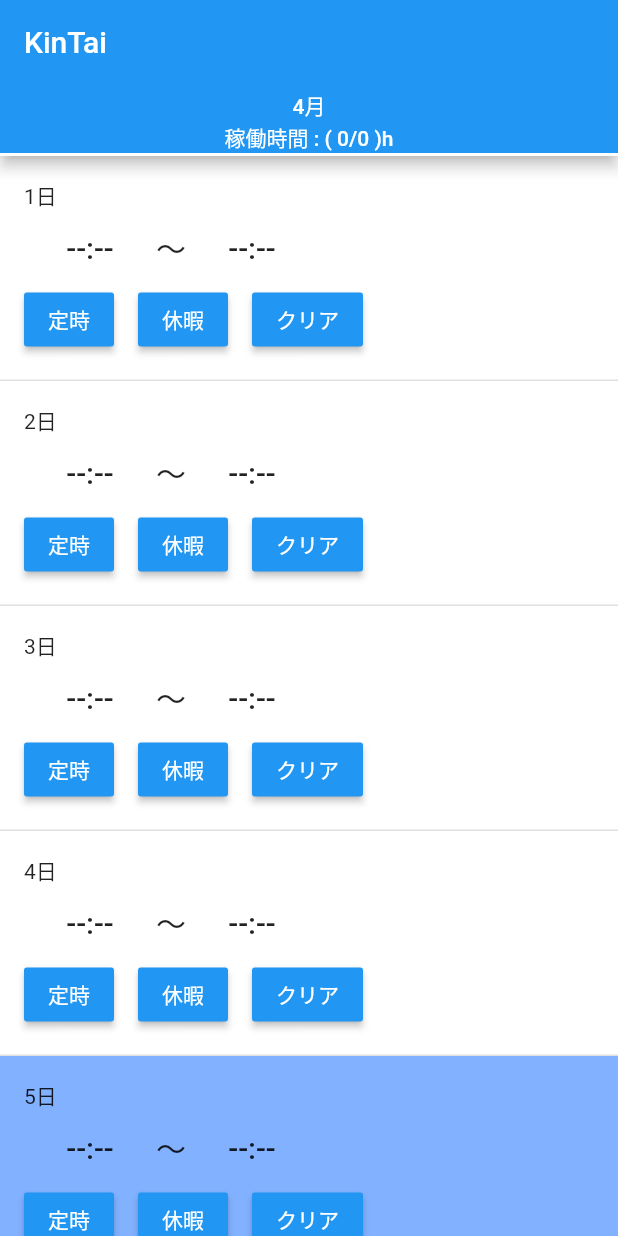
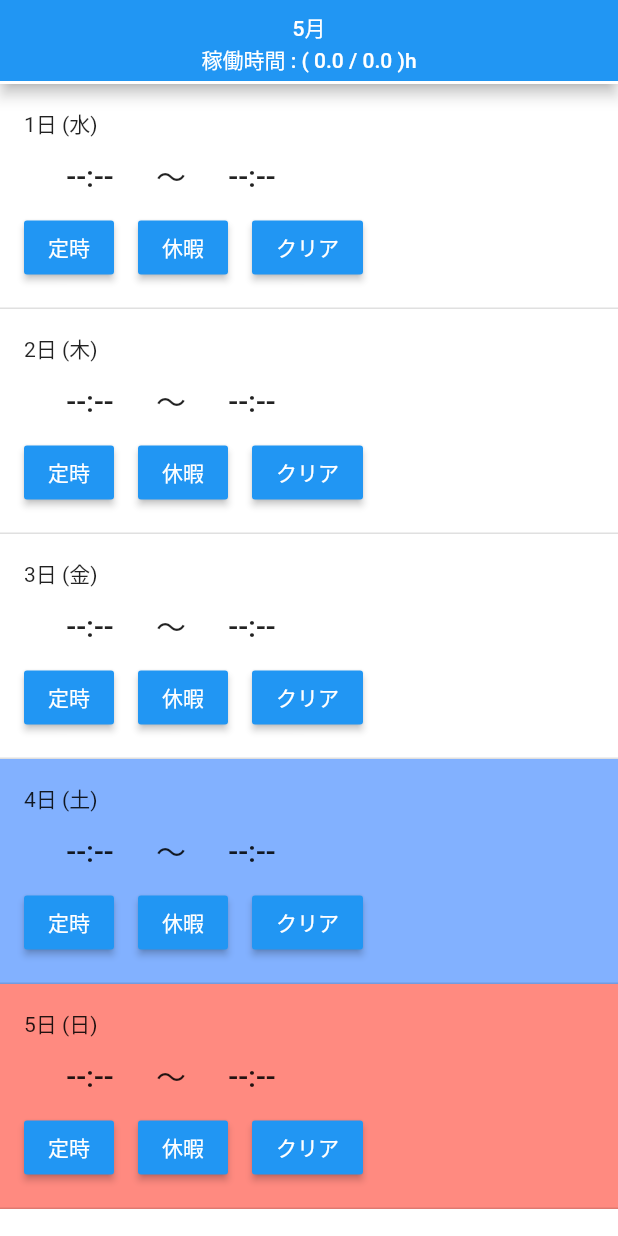
Before and after one commit to kusamuraX/KinTai, a Flutter app: the MyHomePage screen opened directly, on a phone screen of 412 x 824 dp. Run offline on Flutter 3.47's test engine with Material 2 defaults, Android fonts, the phone set to English and light mode, and no system bars; network calls fail.

Commit message:
色々変更

```diff
--- /dev/null
+++ b/lib/dateInfo.dart
@@ -0,0 +1,121 @@
+import 'package:flutter/material.dart';
+import 'package:http/http.dart' as http;
+import 'dart:convert';
+import 'package:intl/intl.dart';
+import 'dart:async';
+
+const String _calLang = 'japanese__ja@holiday.calendar.google.com';
+const String _apiKey = 'AIzaSyBaAkBi0L9OVLn0_64P8vU7oFw2VSizD0M';
+
+class DateInfo {
+  var _dateKeyFmt = new DateFormat('yyyy-MM-dd');
+
+  final saturdayColor = Colors.blueAccent.shade100;
+  final sundayColor = Colors.redAccent.shade100;
+  final normalColor = Colors.white;
+
+  static Map<String, String> holidayMap = {};
+  static double normalWorkingHours = 0.0;
+
+  Text getDayText(int month, int day) {
+    String dayStr = (day + 1).toString() + '日 ';
+    DateTime _dateTime = new DateTime(2019, month, day + 1);
+    switch (_dateTime.weekday) {
+      case DateTime.sunday:
+        dayStr += '(日)';
+        break;
+      case DateTime.monday:
+        dayStr += '(月)';
+        break;
+      case DateTime.tuesday:
+        dayStr += '(火)';
+        break;
+      case DateTime.wednesday:
+        dayStr += '(水)';
+        break;
+      case DateTime.thursday:
+        dayStr += '(木)';
+        break;
+      case DateTime.friday:
+        dayStr += '(金)';
+        break;
+      case DateTime.saturday:
+        dayStr += '(土)';
+        break;
+      default:
+        break;
+    }
+
+    var key = _dateKeyFmt.format(_dateTime);
+    if (holidayMap.containsKey(key)) {
+      dayStr += ' : ${holidayMap[key]}';
+    }
+
+    return new Text(dayStr);
+  }
+
+  Color getDayColor(int month, int day) {
+
+    print('getDayColor()');
+
+    DateTime _dateTime = new DateTime(2019, month, day + 1);
+    var week = _dateTime.weekday;
+
+    var rtnColor = normalColor;
+
+    if (week == DateTime.saturday) {
+      rtnColor = saturdayColor;
+    }
+    else if (week == DateTime.sunday) {
+      rtnColor =  sundayColor;
+    }
+
+    if (holidayMap.containsKey(_dateKeyFmt.format(_dateTime))) {
+      rtnColor =  sundayColor;
+    }
+
+    return rtnColor;
+  }
+
+  Future<bool> getHoliday(var month) async {
+    final lastDayOfMonth = new DateTime(2019, month + 1, 0);
+
+    String monthStr =
+        month.toString().length == 1 ? '0$month' : month.toString();
+
+    var stTime = '2019-$monthStr-01T00:00:00.000Z';
+    var edTime = '2019-$monthStr-${lastDayOfMonth.day}T23:59:59.000Z';
+
+    String url =
+        'https://www.googleapis.com/calendar/v3/calendars/$_calLang/events?key=$_apiKey&timeMin=$stTime&timeMax=$edTime&maxResults=30&orderBy=startTime&singleEvents=true';
+
+    var response = await http.get(url);
+
+    Map<String, dynamic> jsonData = json.decode(response.body);
+    List<dynamic> items = jsonData['items'];
+    items.forEach((item) {
+      holidayMap.putIfAbsent(item['start']['date'], () => item['summary']);
+    });
+
+    print(holidayMap);
+
+    setNormalWorkingHours(month);
+
+    return true;
+  }
+
+  setNormalWorkingHours(int month){
+    final lastDayOfMonth = new DateTime(2019, month + 1, 0);
+
+    DateTime currentDay = new DateTime(2019, month, 1);
+    currentDay.add(new Duration(days: 1));
+    List.generate(lastDayOfMonth.day, (i) => i).forEach((i){
+      var date = currentDay.add(new Duration(days: i));
+      if(date.weekday != DateTime.saturday
+      && date.weekday != DateTime.sunday
+      && !holidayMap.containsKey(_dateKeyFmt.format(date))){
+        normalWorkingHours += 8.0;
+      }
+    });
+  }
+}
--- a/lib/main.dart
+++ b/lib/main.dart
@@ -1,8 +1,13 @@
 import 'package:flutter/material.dart';
+import 'dateInfo.dart';
+import 'tab.dart';
 
 void main() => runApp(new MyApp());
 
 class MyApp extends StatelessWidget {
+
+  static double actualWorkingHours = 0.0;
+
   // This widget is the root of your application.
   @override
   Widget build(BuildContext context) {
@@ -11,7 +16,12 @@ class MyApp extends StatelessWidget {
       theme: new ThemeData(
         primarySwatch: Colors.blue,
       ),
-      home: new MyHomePage(title: 'KinTai',),
+      home: new SplashPage(),
+      routes: <String, WidgetBuilder>{
+        '/main': (BuildContext context) => new MyHomePage(
+              title: 'KinTai',
+            ),
+      },
     );
   }
 }
@@ -21,180 +31,90 @@ class SpaceBox extends SizedBox {
       : super(width: width, height: height);
 
   SpaceBox.width([double value = 8.0]) : super(width: value);
+
   SpaceBox.height([double value = 8.0]) : super(height: value);
+}
+
+class SplashPage extends StatefulWidget {
+  SplashPage({Key key}) : super(key: key);
+
+  @override
+  State<StatefulWidget> createState() => new _SplashPageState();
+}
+
+class _SplashPageState extends State<SplashPage> {
+  @override
+  void initState() {
+    super.initState();
+    _timer();
+  }
+
+  _timer() async {
+    new DateInfo().getHoliday(DateTime.now().month).then((bool) {
+      Navigator.pushReplacementNamed(context, '/main');
+    });
+  }
+
+  @override
+  Widget build(BuildContext context) {
+    return Scaffold(
+      body: Center(
+        child: Column(
+          mainAxisSize: MainAxisSize.min,
+          children: <Widget>[
+            new CircularProgressIndicator(),
+            new SpaceBox(),
+            new Text('起動処理中')
+          ],
+        ),
+      ),
+    );
+  }
 }
 
 class MyHomePage extends StatefulWidget {
   MyHomePage({Key key, this.title}) : super(key: key);
 
   final String title;
-  final String noneTime = '--:--';
-  final saturdayColor = Colors.blueAccent.shade100;
-  final sundayColor = Colors.redAccent.shade100;
-  final normalColor = Colors.white;
+  static final String noneTime = '--:--';
 
   @override
   _MyHomePageState createState() => new _MyHomePageState();
 }
 
-class _MyHomePageState extends State<MyHomePage> with SingleTickerProviderStateMixin {
+class _MyHomePageState extends State<MyHomePage>
+    with SingleTickerProviderStateMixin {
+  DateInfo dateInfo;
 
   TabController _tabController;
-
-  int _normalWorkingHours = 0;
-  int _actualWorkingHours = 0;
 
   List<String> stTimes = <String>[];
   List<String> edTimes = <String>[];
 
-  List<Widget> _getTab(){
-    final Size mediaSize = MediaQuery.of(context).size;
+  List<Widget> _getTab() {
     List<Widget> tabs = <Widget>[];
-    for(var i = 4; i <= 4; i++) {
-      tabs.add(Container(
-        width: mediaSize.width,
-        alignment: Alignment.center,
-        child: Column(
-          crossAxisAlignment: CrossAxisAlignment.center,
-          children: <Widget>[
-          new Text(i.toString() + '月'),
-          new Text('稼働時間 : ( $_actualWorkingHours/$_normalWorkingHours )h'),
-        ],),
-      ));
+    for (var i = 5; i <= 5; i++) {
+      tabs.add(new TabHead(i));
     }
     return tabs;
   }
 
-  List<Widget> _getTabView(){
+  List<Widget> _getTabView() {
     List<Widget> tabs = <Widget>[];
-    for(var i = 4; i <= 4; i++) {
-      tabs.add(new ListView(children: _getDayList(i),));
+    for (var i = 5; i <= 5; i++) {
+      tabs.add(new SingleChildScrollView(child: new Column(
+        children: _getDayList(i),
+      ),));
     }
     return tabs;
   }
 
-  TimeOfDay _getStShowTime(String timeStr){
-    if(timeStr == widget.noneTime){
-      return TimeOfDay(hour: 9, minute: 0);
-    } else {
-      return new TimeOfDay(hour: int.parse(timeStr.split(":")[0]), minute: int.parse(timeStr.split(":")[1]));
-    }
-  }
+  List<Widget> _getDayList(var month) {
+    List<Widget> days = <Widget>[];
 
-  TimeOfDay _getEdShowTime(String timeStr){
-    if(timeStr == widget.noneTime){
-      return TimeOfDay.now();
-    } else {
-      return new TimeOfDay(hour: int.parse(timeStr.split(":")[0]), minute: int.parse(timeStr.split(":")[1]));
-    }
-  }
-
-  Color _getDayColor(int month, int day){
-    var week = new DateTime(2019, month + 1, day).weekday;
-    if(week == DateTime.saturday){
-      return widget.saturdayColor;
-    } else if(week == DateTime.sunday){
-      return widget.sundayColor;
-    } else {
-      return widget.normalColor;
-    }
-  }
-
-  List<Widget> _getDayList(var month){
-    List<Widget> days = <Widget>[];
     final lastDayOfMonth = new DateTime(2019, month + 1, 0);
-    days.addAll(List.generate(lastDayOfMonth.day, (i) => i).map((int i){
-      stTimes.add(widget.noneTime);
-      edTimes.add(widget.noneTime);
-      return Container(
-        padding: const EdgeInsets.all(16.0),
-        decoration: new BoxDecoration(
-            color: _getDayColor(month, i),
-            border: new Border(bottom: new BorderSide(color: Colors.black12, width: 1.0))
-        ),
-        child: Row(
-          children: <Widget>[
-            Expanded(child: Column(
-              children: [
-                Container(
-                  alignment: Alignment.topLeft,
-                  child: Text((i+1).toString() + '日'),
-                ),
-                Container(
-                  child: Row(
-                    children: [
-                      new FlatButton(
-                        onPressed: () async {
-                          TimeOfDay selectTime = await showTimePicker(
-                              context: context,
-                              initialTime: _getStShowTime(stTimes[i])
-                          );
-                          setState(() {
-                            stTimes[i] = selectTime.format(context);
-                          });
-                        },
-                        child: new Text(stTimes[i], style: TextStyle(fontSize: 20.0),),
-                      ),
-                      Text('～', style: TextStyle(fontSize: 20.0),),
-                      new FlatButton(
-                        onPressed: () async {
-                          TimeOfDay selectTime = await showTimePicker(
-                              context: context,
-                              initialTime: _getEdShowTime(edTimes[i])
-                          );
-                          setState(() {
-                            edTimes[i] = selectTime.format(context);
-                          });
-                        },
-                        child: new Text(edTimes[i], style: TextStyle(fontSize: 20.0),),
-                      ),
-                    ],
-                  ),
-                ),
-               Row(
-                children: <Widget>[
-                  new MaterialButton(
-                    minWidth: 30.0,
-                    textColor: Colors.white,
-                    color: Colors.blue,
-                    onPressed: (){
-                      setState(() {
-                        stTimes[i] = TimeOfDay(hour: 9, minute: 0).format(context);
-                        edTimes[i] = TimeOfDay(hour: 18, minute: 0).format(context);
-                      });
-                    },
-                    child: new Text("定時"),
-                  ),
-                  SpaceBox.width(16.0),
-                  new MaterialButton(
-                    minWidth: 30.0,
-                    textColor: Colors.white,
-                    color: Colors.blue,
-                    onPressed: (){
-                      setState(() {
-                      });
-                    },
-                    child: new Text("休暇"),
-                  ),
-                  SpaceBox.width(16.0),
-                  new MaterialButton(
-                    minWidth: 30.0,
-                    textColor: Colors.white,
-                    color: Colors.blue,
-                    onPressed: (){
-                      setState(() {
-                        stTimes[i] = widget.noneTime;
-                        edTimes[i] = widget.noneTime;
-                      });
-                    },
-                    child: new Text("クリア"),
-                  ),
-                ],
-              ) ,
-              ],
-            ))
-          ],
-        ),);
+    days.addAll(List.generate(lastDayOfMonth.day, (i) => i).map((int i) {
+      return new DayView(month, i);
     }).toList());
 
     return days;
@@ -204,6 +124,7 @@ class _MyHomePageState extends State<MyHomePage> with SingleTickerProviderStateM
   void initState() {
     super.initState();
     _tabController = new TabController(length: 1, vsync: this);
+    dateInfo = new DateInfo();
   }
 
   @override
@@ -214,16 +135,15 @@ class _MyHomePageState extends State<MyHomePage> with SingleTickerProviderStateM
 
   @override
   Widget build(BuildContext context) {
+    print('build');
     return new Scaffold(
       appBar: new AppBar(
-        // Here we take the value from the MyHomePage object that was created by
-        // the App.build method, and use it to set our appbar title.
-        title: new Text(widget.title),
-        bottom: new TabBar(
+        flexibleSpace: new SafeArea(
+            child: new TabBar(
           tabs: _getTab(),
           controller: _tabController,
           isScrollable: true,
-        ),
+        )),
       ),
       body: new TabBarView(
         controller: _tabController,
--- /dev/null
+++ b/lib/tab.dart
@@ -0,0 +1,204 @@
+import 'package:flutter/material.dart';
+import 'main.dart';
+import 'dateInfo.dart';
+
+class TabHead extends StatefulWidget {
+  final int _month;
+
+  TabHead(int month) : _month = month;
+
+  @override
+  State<StatefulWidget> createState() => new _TabHeadState(_month);
+}
+
+class _TabHeadState extends State<TabHead> {
+  int _month;
+
+  _TabHeadState(int month) {
+    _month = month;
+  }
+
+  @override
+  Widget build(BuildContext context) {
+    final Size mediaSize = MediaQuery.of(context).size;
+    return Container(
+      width: mediaSize.width,
+      alignment: Alignment.center,
+      padding: EdgeInsets.only(top: 8.0),
+      child: Column(
+        crossAxisAlignment: CrossAxisAlignment.center,
+        children: <Widget>[
+          new Text(_month.toString() + '月'),
+          new Text('稼働時間 : ( ${MyApp.actualWorkingHours} / ${DateInfo
+              .normalWorkingHours} )h'),
+        ],
+      ),
+    );
+  }
+}
+
+// 日付の１行データ
+class DayView extends StatefulWidget {
+  final int _month;
+  final int _day;
+
+  DayView(int month, int day)
+      : _month = month,
+        _day = day;
+
+  @override
+  State<StatefulWidget> createState() => new _DayViewState(_month, _day);
+}
+
+class _DayViewState extends State<DayView> {
+
+  int _month;
+  int _day;
+
+  _DayViewState(int month, int day) {
+    _month = month;
+    _day = day;
+  }
+
+  String stTime = '--:--';
+  String edTime = '--:--';
+  DateInfo dateInfo;
+
+  TimeOfDay _getStShowTime(String timeStr) {
+    if (timeStr == MyHomePage.noneTime) {
+      return TimeOfDay(hour: 9, minute: 0);
+    } else {
+      return new TimeOfDay(
+          hour: int.parse(timeStr.split(":")[0]),
+          minute: int.parse(timeStr.split(":")[1]));
+    }
+  }
+
+  TimeOfDay _getEdShowTime(String timeStr) {
+    if (timeStr == MyHomePage.noneTime) {
+      return TimeOfDay.now();
+    } else {
+      return new TimeOfDay(
+          hour: int.parse(timeStr.split(":")[0]),
+          minute: int.parse(timeStr.split(":")[1]));
+    }
+  }
+
+  @override
+  void initState() {
+    super.initState();
+    dateInfo = new DateInfo();
+  }
+
+  @override
+  void dispose() {
+    super.dispose();
+    print('_DayViewState dispose $_day');
+  }
+
+  @override
+  Widget build(BuildContext context) {
+    print('_DayViewState build $_day');
+    return Container(
+      padding: const EdgeInsets.all(16.0),
+      decoration: new BoxDecoration(
+          color: dateInfo.getDayColor(_month, _day),
+          border: new Border(
+              bottom: new BorderSide(color: Colors.black12, width: 1.0))),
+      child: Row(
+        children: <Widget>[
+          Expanded(
+              child: Column(
+            children: [
+              Container(
+                alignment: Alignment.topLeft,
+                child: dateInfo.getDayText(_month, _day),
+              ),
+              Row(
+                children: [
+                  new FlatButton(
+                    onPressed: () async {
+                      TimeOfDay selectTime = await showTimePicker(
+                          context: context,
+                          initialTime: _getStShowTime(stTime));
+                      if (selectTime != null) {
+                        setState(() {
+                          stTime = selectTime.format(context);
+                        });
+                      }
+                    },
+                    child: new Text(
+                      stTime,
+                      style: TextStyle(fontSize: 20.0),
+                    ),
+                  ),
+                  const Text(
+                    '～',
+                    style: TextStyle(fontSize: 20.0),
+                  ),
+                  new FlatButton(
+                    onPressed: () async {
+                      TimeOfDay selectTime = await showTimePicker(
+                          context: context,
+                          initialTime: _getEdShowTime(edTime));
+                      if (selectTime != null) {
+                        setState(() {
+                          edTime = selectTime.format(context);
+                        });
+                      }
+                    },
+                    child: new Text(
+                      edTime,
+                      style: TextStyle(fontSize: 20.0),
+                    ),
+                  ),
+                ],
+              ),
+              Row(
+                children: <Widget>[
+                  new MaterialButton(
+                    minWidth: 30.0,
+                    textColor: Colors.white,
+                    color: Colors.blue,
+                    onPressed: () {
+                      setState(() {
+                        stTime =
+                            TimeOfDay(hour: 9, minute: 0).format(context);
+                        edTime =
+                            TimeOfDay(hour: 18, minute: 0).format(context);
+                      });
+                    },
+                    child: const Text("定時"),
+                  ),
+                  SpaceBox.width(16.0),
+                  new MaterialButton(
+                    minWidth: 30.0,
+                    textColor: Colors.white,
+                    color: Colors.blue,
+                    onPressed: () {
+                      setState(() {});
+                    },
+                    child: const Text("休暇"),
+                  ),
+                  SpaceBox.width(16.0),
+                  new MaterialButton(
+                    minWidth: 30.0,
+                    textColor: Colors.white,
+                    color: Colors.blue,
+                    onPressed: () {
+                      setState(() {
+                        stTime = MyHomePage.noneTime;
+                        edTime = MyHomePage.noneTime;
+                      });
+                    },
+                    child: const Text("クリア"),
+                  ),
+                ],
+              ),
+            ],
+          ))
+        ],
+      ),
+    );
+  }
+}
--- a/pubspec.yaml
+++ b/pubspec.yaml
@@ -6,6 +6,7 @@ dependencies:
     sdk: flutter
   flutter_localizations:
     sdk: flutter
+  http: ^0.11.3+16
 
   # The following adds the Cupertino Icons font to your application.
   # Use with the CupertinoIcons class for iOS style icons.
```
